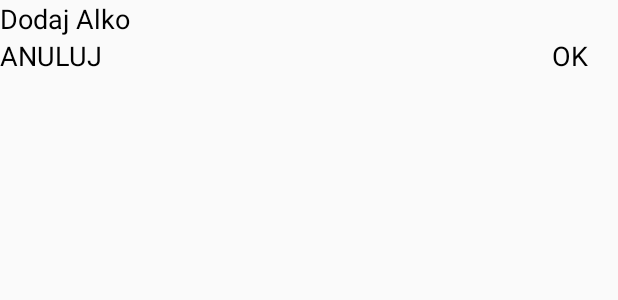
After one commit to xkondix/AlcoPart, an Android app: the layout fragment_powiadomienie_dialog.xml on its own in the app's theme, with its tools: preview values and no code run, on a phone screen of 412 x 824 dp. The commit adds this screen. Shown: the top 300 px of the screen. Run offline under Robolectric (Android 15) with nearby library versions, the phone set to English and light mode, and no system bars.

Commit message:
firebase 0

```diff
--- a/app/build.gradle
+++ b/app/build.gradle
@@ -1,4 +1,7 @@
 apply plugin: 'com.android.application'
+
+
+
 
 android {
     compileSdkVersion 29
@@ -38,4 +41,6 @@ dependencies {
     //skaner kodow kreskowych
     implementation 'com.google.android.gms:play-services-auth:16.0.0'
     implementation 'me.dm7.barcodescanner:zxing:1.9'
+    //firebase
+    //implementation 'com.google.firebase:firebase-analytics:17.2.2'
 }
--- a/app/src/main/res/layout/card_view_item.xml
+++ b/app/src/main/res/layout/card_view_item.xml
@@ -6,8 +6,9 @@
     android:layout_height="200dp"
     android:id="@+id/cardViewItem"
     android:layout_margin="7dp"
-    app:cardElevation="4dp"
-    app:cardCornerRadius="10dp">
+    app:cardElevation="5dp"
+    app:cardCornerRadius="5dp"
+    app:contentPadding="5dp">
 
     <LinearLayout
         android:layout_width="match_parent"
--- /dev/null
+++ b/app/src/main/res/layout/fragment_powiadomienie_dialog.xml
@@ -0,0 +1,42 @@
+<?xml version="1.0" encoding="utf-8"?>
+<RelativeLayout
+    xmlns:android="http://schemas.android.com/apk/res/android"
+    xmlns:tools="http://schemas.android.com/tools"
+    android:layout_width="wrap_content"
+    android:layout_height="wrap_content"
+    tools:context=".fragments.alco.AlcoDialogFragment">
+
+
+        <TextView
+            android:layout_width="match_parent"
+            android:layout_height="wrap_content"
+            android:text="Dodaj Alko"
+            android:textSize="18sp"
+            android:textColor="#000"
+            android:id="@+id/headingP"/>
+
+        <TextView
+            android:layout_width="wrap_content"
+            android:layout_height="wrap_content"
+            android:text="OK"
+            android:layout_below="@id/headingP"
+            android:layout_alignParentBottom="true"
+            android:layout_alignParentRight="true"
+            android:layout_marginRight="20dp"
+            android:textColor="#000"
+            android:textSize="18dp"
+            android:id="@+id/okP"/>
+
+        <TextView
+            android:layout_width="wrap_content"
+            android:layout_height="wrap_content"
+            android:text="ANULUJ"
+            android:layout_below="@id/headingP"
+            android:layout_alignParentBottom="true"
+            android:layout_alignParentLeft="true"
+            android:layout_marginRight="20dp"
+            android:textSize="18dp"
+            android:textColor="#000"
+            android:id="@+id/cancelP"/>
+
+</RelativeLayout>
```
Also changed, not shown: app/src/main/java/com/konradkowalczyk/alcopart/fragments/alco/AlcoObliczFragment.java (+60 -38 lines), app/src/main/java/com/konradkowalczyk/alcopart/fragments/alco/PowiadomienieDialog.java (added, +64 -0 lines), 1 other file.
